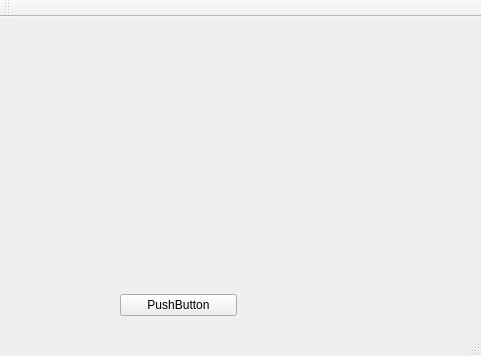
Old version of the form QtCameraOpenCV/mainwindow.ui in the repository anusrees/CheckLiveness.
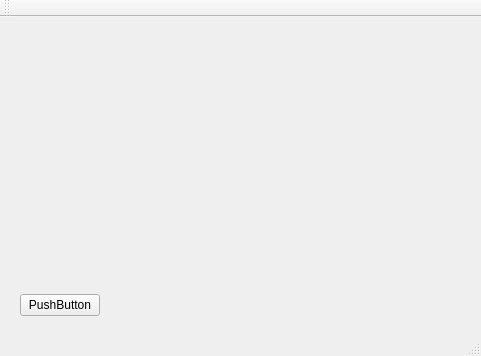
New version of the form.

Diff of the .ui file:
```diff
--- a/QtCameraOpenCV/mainwindow.ui
+++ b/QtCameraOpenCV/mainwindow.ui
@@ -53,28 +53,25 @@
      <item>
       <layout class="QHBoxLayout" name="horizontalLayout_2">
        <item>
-        <spacer name="horizontalSpacer_2">
+        <widget class="QPushButton" name="pushButton">
+         <property name="text">
+          <string>PushButton</string>
+         </property>
+        </widget>
+       </item>
+       <item>
+        <spacer name="horizontalSpacer">
          <property name="orientation">
           <enum>Qt::Horizontal</enum>
          </property>
-         <property name="sizeType">
-          <enum>QSizePolicy::Fixed</enum>
-         </property>
          <property name="sizeHint" stdset="0">
           <size>
-           <width>100</width>
+           <width>40</width>
            <height>20</height>
           </size>
          </property>
         </spacer>
        </item>
-       <item>
-        <widget class="QPushButton" name="pushButton">
-         <property name="text">
-          <string>PushButton</string>
-         </property>
-        </widget>
-       </item>
        <item>
         <widget class="QLabel" name="label">
          <property name="font">
@@ -98,12 +95,9 @@
          <property name="orientation">
           <enum>Qt::Horizontal</enum>
          </property>
-         <property name="sizeType">
-          <enum>QSizePolicy::Fixed</enum>
-         </property>
          <property name="sizeHint" stdset="0">
           <size>
-           <width>100</width>
+           <width>40</width>
            <height>20</height>
           </size>
          </property>
```
Left out of the diff: 2 changed lines with no effect on the pictures.
